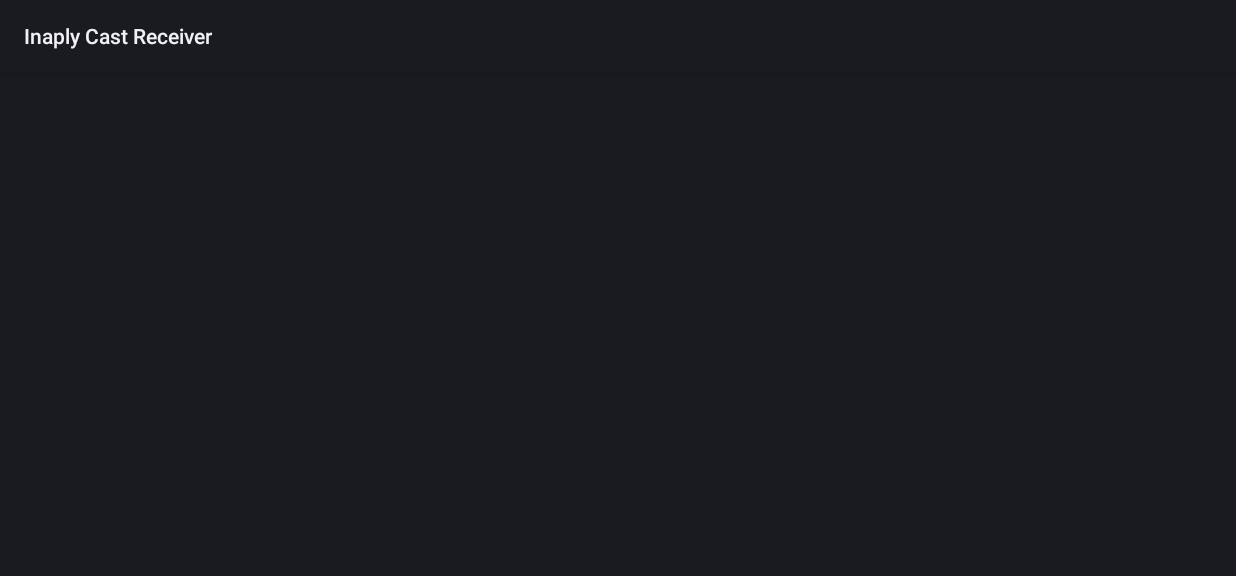
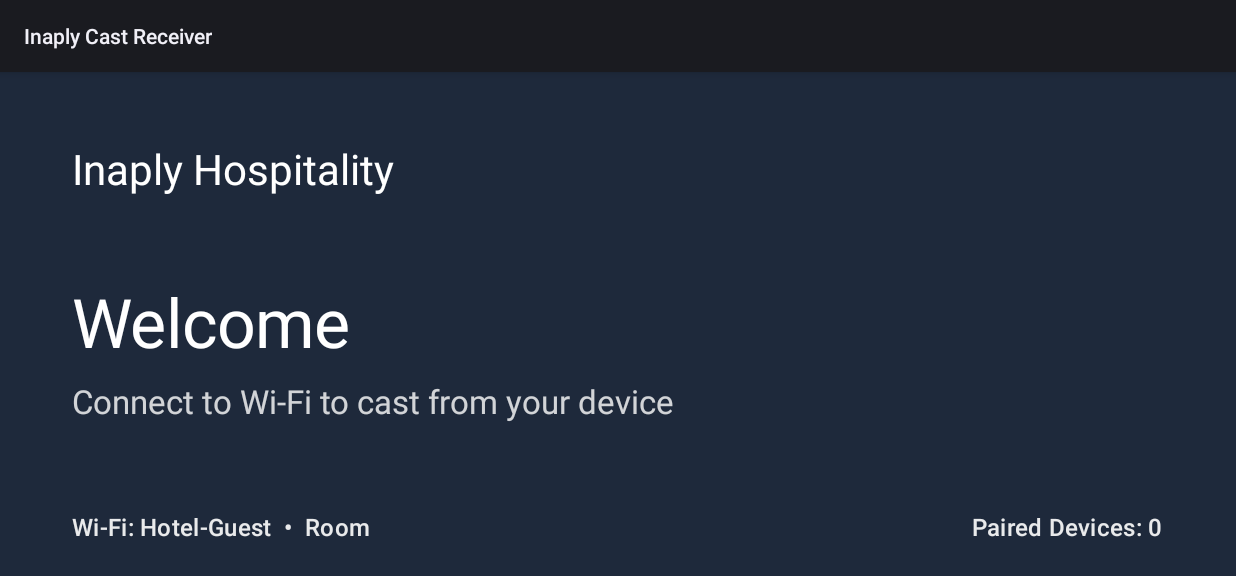
Before and after one commit to wardix/inaply, an Android app built with Jetpack Compose: the KioskBackdropActivity screen opened directly, with no data from a screen before it, on a phone screen of 824 x 412 dp (held sideways). Before the commit the part shown is almost empty. Shown: the top 576 px of the screen. Run offline under Robolectric (Android 15) with nearby library versions, the phone set to English and light mode, and no system bars; 1 statement that could not run was skipped.

Commit message:
fix(tv-receiver): add Gradle config, Compose UI, and align TVBackdropState (#6)

```diff
--- a/apps/tv-receiver/app/src/main/java/com/inaply/receiver/network/GatewaySyncClient.kt
+++ b/apps/tv-receiver/app/src/main/java/com/inaply/receiver/network/GatewaySyncClient.kt
@@ -22,6 +22,8 @@ data class BackdropMessage(
 data class TVBackdropState(
     val roomNumber: String,
     val deviceId: String,
+    val occupied: Boolean = false,
+    val guestName: String = "",
     val hotelName: String,
     val welcomeTitle: String,
     val welcomeSubtitle: String,
--- a/apps/tv-receiver/app/src/main/java/com/inaply/receiver/ui/KioskBackdropActivity.kt
+++ b/apps/tv-receiver/app/src/main/java/com/inaply/receiver/ui/KioskBackdropActivity.kt
@@ -3,21 +3,54 @@ package com.inaply.receiver.ui
 import android.os.Bundle
 import android.view.KeyEvent
 import androidx.activity.ComponentActivity
+import androidx.activity.compose.setContent
+import androidx.compose.foundation.background
+import androidx.compose.foundation.layout.Arrangement
+import androidx.compose.foundation.layout.Column
+import androidx.compose.foundation.layout.Row
+import androidx.compose.foundation.layout.Spacer
+import androidx.compose.foundation.layout.fillMaxSize
+import androidx.compose.foundation.layout.fillMaxWidth
+import androidx.compose.foundation.layout.height
+import androidx.compose.foundation.layout.padding
+import androidx.compose.material3.MaterialTheme
+import androidx.compose.material3.Text
+import androidx.compose.runtime.Composable
+import androidx.compose.runtime.getValue
+import androidx.compose.runtime.mutableStateOf
+import androidx.compose.runtime.setValue
+import androidx.compose.ui.Alignment
+import androidx.compose.ui.Modifier
+import androidx.compose.ui.graphics.Color
+import androidx.compose.ui.unit.dp
+import com.inaply.receiver.mdm.DeviceOwnerManager
 import com.inaply.receiver.mdm.KioskKeyPolicy
+import com.inaply.receiver.network.GatewaySyncClient
 
 /**
  * Home Launcher Kiosk Activity for Inaply Android TV Receiver.
- * Displays hotel branding, personalized guest greeting, Wi-Fi info, and pairing status
- * while locking Home/Back/Settings keys when Kiosk mode is active.
+ * Displays hotel branding, personalized guest greeting, Wi-Fi info, local time,
+ * and paired device count while locking Home/Back/Settings keys when Kiosk mode is active.
  */
 class KioskBackdropActivity : ComponentActivity() {
 
     private val viewModel = BackdropViewModel()
     private val keyPolicy = KioskKeyPolicy(kioskLocked = true)
+    private lateinit var deviceOwnerManager: DeviceOwnerManager
+    private lateinit var gatewaySyncClient: GatewaySyncClient
+    private var uiState by mutableStateOf(BackdropUiState())
 
     override fun onCreate(savedInstanceState: Bundle?) {
         super.onCreate(savedInstanceState)
-        // Compose for TV / Leanback content renders from viewModel.uiState
+        deviceOwnerManager = DeviceOwnerManager(this)
+        gatewaySyncClient = GatewaySyncClient("http://192.168.10.1:8080", "tv-301-main")
+        deviceOwnerManager.enableKioskLockTask(this)
+
+        setContent {
+            MaterialTheme {
+                KioskWelcomeScreen(state = uiState)
+            }
+        }
     }
 
     override fun dispatchKeyEvent(event: KeyEvent): Boolean {
@@ -27,3 +60,65 @@ class KioskBackdropActivity : ComponentActivity() {
         return super.dispatchKeyEvent(event)
     }
 }
+
+@Composable
+fun KioskWelcomeScreen(state: BackdropUiState) {
+    val bgColor = runCatching {
+        Color(android.graphics.Color.parseColor(state.themeColor))
+    }.getOrElse { Color(0xFF1E293B) }
+
+    Column(
+        modifier = Modifier
+            .fillMaxSize()
+            .background(bgColor)
+            .padding(48.dp),
+        verticalArrangement = Arrangement.SpaceBetween
+    ) {
+        Row(
+            modifier = Modifier.fillMaxWidth(),
+            horizontalArrangement = Arrangement.SpaceBetween,
+            verticalAlignment = Alignment.CenterVertically
+        ) {
+            Text(
+                text = state.hotelName.ifBlank { "Inaply Hospitality" },
+                style = MaterialTheme.typography.headlineMedium,
+                color = Color.White
+            )
+            Text(
+                text = state.localTime,
+                style = MaterialTheme.typography.headlineSmall,
+                color = Color.White.copy(alpha = 0.85f)
+            )
+        }
+
+        Column {
+            Text(
+                text = state.greetingTitle.ifBlank { "Welcome" },
+                style = MaterialTheme.typography.displayMedium,
+                color = Color.White
+            )
+            Spacer(modifier = Modifier.height(12.dp))
+            Text(
+                text = state.welcomeSubtitle.ifBlank { "Connect to Wi-Fi to cast from your device" },
+                style = MaterialTheme.typography.titleLarge,
+                color = Color.White.copy(alpha = 0.8f)
+            )
+        }
+
+        Row(
+            modifier = Modifier.fillMaxWidth(),
+            horizontalArrangement = Arrangement.SpaceBetween
+        ) {
+            Text(
+                text = "Wi-Fi: ${state.wifiSsid.ifBlank { "Hotel-Guest" }}  •  Room ${state.roomNumber}",
+                style = MaterialTheme.typography.titleMedium,
+                color = Color.White.copy(alpha = 0.9f)
+            )
+            Text(
+                text = "Paired Devices: ${state.activePairedDevices}",
+                style = MaterialTheme.typography.titleMedium,
+                color = Color.White.copy(alpha = 0.9f)
+            )
+        }
+    }
+}
--- /dev/null
+++ b/apps/tv-receiver/build.gradle.kts
@@ -0,0 +1,4 @@
+plugins {
+    id("com.android.application") version "8.2.2" apply false
+    id("org.jetbrains.kotlin.android") version "1.9.22" apply false
+}
--- /dev/null
+++ b/apps/tv-receiver/gradle.properties
@@ -0,0 +1,4 @@
+org.gradle.jvmargs=-Xmx2048m -Dfile.encoding=UTF-8
+android.useAndroidX=true
+kotlin.code.style=official
+android.nonTransitiveRClass=true
```
Also changed, not shown: apps/tv-receiver/app/build.gradle.kts (added, +46 -0 lines), apps/tv-receiver/app/src/main/java/com/inaply/receiver/ui/BackdropViewModel.kt (+13 -6 lines), apps/tv-receiver/settings.gradle.kts (added, +16 -0 lines), apps/tv-receiver/gradle/wrapper/gradle-wrapper.properties (added), 2 other files.
